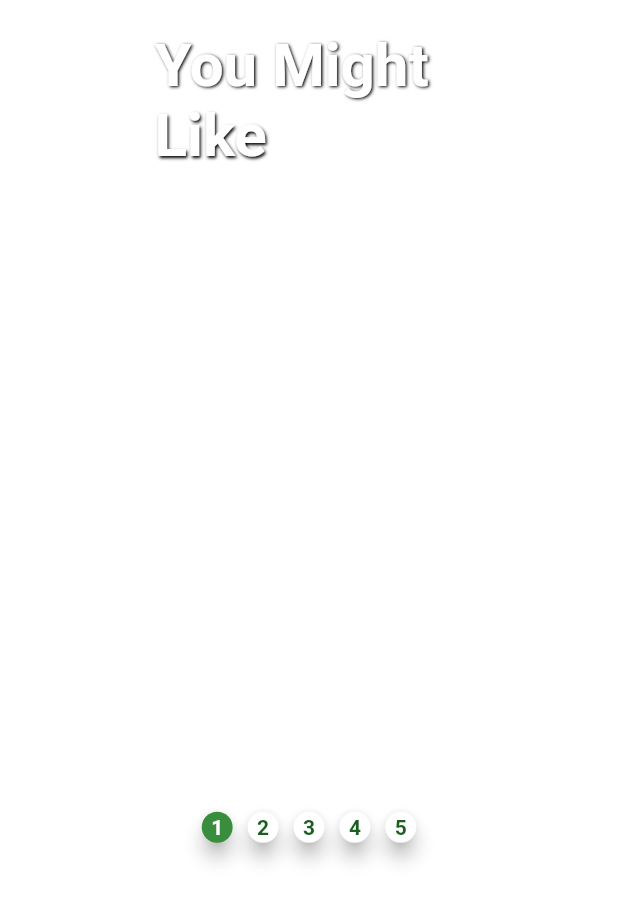
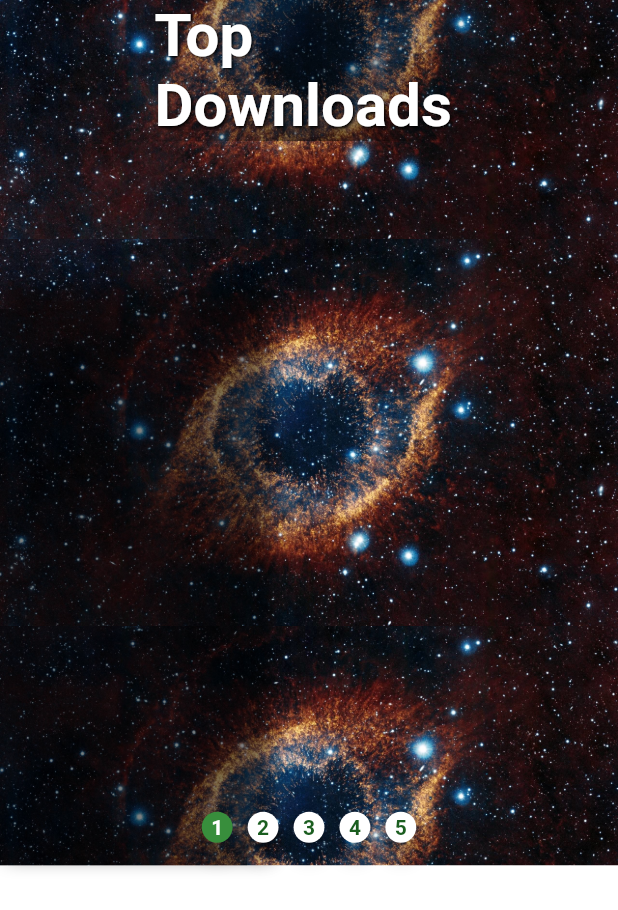
Before and after one commit to Prem-Neupane/ytsdesktop, a Flutter app: the screen it shows after launch, on a phone screen of 412 x 824 dp. Shown: the top 910 px of the screen. Run offline on Flutter 3.47's test engine with Material 2 defaults, Android fonts, the phone set to English and light mode, and no system bars; network calls fail.

Commit message:
completed top section of home page

```diff
--- a/lib/api/endpoints.dart
+++ b/lib/api/endpoints.dart
@@ -45,8 +45,14 @@ class EndPoint {
       'with_rt_rating': withRtRating
     };
 
-    http.Response response =
-        await http.get(_moviesList + _parameterRefiner(_parameters));
-    return response;
+    http.Response response;
+    try {
+      response = await http.get(_moviesList + _parameterRefiner(_parameters));
+      return response;
+    } on Exception catch (exception) {
+      print(exception);
+    } on Error catch (error) {
+      print(error);
+    }
   }
 }
--- /dev/null
+++ b/lib/screens/home/bottom_section/bottom_section.dart
@@ -0,0 +1,10 @@
+import 'package:flutter/material.dart';
+import 'package:ytsdesktop/utils/custom_shadows.dart';
+
+class BottomSection extends StatelessWidget {
+  @override
+  Widget build(BuildContext context) {
+    return Container(
+        );
+  }
+}
--- a/lib/screens/home/home.dart
+++ b/lib/screens/home/home.dart
@@ -1,5 +1,6 @@
 import 'package:flutter/material.dart';
 import 'package:provider/provider.dart';
+import 'package:ytsdesktop/screens/home/bottom_section/bottom_section.dart';
 import 'package:ytsdesktop/screens/home/home_provider.dart';
 import 'package:ytsdesktop/screens/home/top_downloads/top_downloads.dart';
 import 'package:ytsdesktop/utils/screen_dimension.dart';
@@ -28,7 +29,11 @@ class Home extends StatelessWidget {
                       height: _dimension.percent(value: 70, isHeight: true),
                       width: _dimension.width,
                       child: TopDownloads(),
-                    )
+                    ),
+                    SizedBox(
+                        // height: _dimension.percent(value: 70, isHeight: true),
+                        width: _dimension.width,
+                        child: BottomSection())
                   ],
                 ),
               ));
--- a/lib/screens/home/top_downloads/top_downloads.dart
+++ b/lib/screens/home/top_downloads/top_downloads.dart
@@ -1,5 +1,6 @@
 import 'package:flutter/material.dart';
 import 'package:provider/provider.dart';
+import 'package:ytsdesktop/api/accepted_parameter_types.dart';
 import 'package:ytsdesktop/api/endpoints.dart';
 import 'package:ytsdesktop/screens/home/top_downloads/top_downloads_provider.dart';
 import 'package:ytsdesktop/utils/custom_shadows.dart';
@@ -9,29 +10,46 @@ import 'dart:convert' as convert;
 import 'dart:math';
 
 class TopDownloads extends StatelessWidget {
+  final List<Color> colorList = [
+    Colors.blue,
+    Colors.purple,
+    Colors.teal,
+    Colors.green,
+    Colors.deepOrange,
+    Colors.cyan,
+    Colors.indigo,
+    Colors.amber[900],
+    Colors.pink,
+    Colors.yellow,
+    Colors.deepPurpleAccent
+  ];
   final ScreenDimension _dimension = ScreenDimension.instance;
 
   ///api call
   _apiCall(TopDownloadsProvider provider) async {
     Random rnd = Random();
-    http.Response response =
-        await EndPoint.moviesList(limit: 5, page: rnd.nextInt(1000));
+    http.Response response = await EndPoint.moviesList(
+        limit: 5,
+        page: rnd.nextInt(200),
+        sortBy: AcceptedParameters.sortbydownloadcount);
     if (response.statusCode == 200) {
       Map<String, dynamic> _decoded = convert.jsonDecode(response.body);
       List<String> images = [];
       List<String> title = [];
-
+      List<List<dynamic>> genres = [];
       List<String> description = [];
 
       for (var each in _decoded['data']['movies']) {
-        images.add(each['background_image_original']);
-        title.add(each['title']);
-        description.add(each['large_cover_image']);
+        images.add(each['medium_cover_image']);
+        title.add(each['title_long']);
+        description.add(each['description_full']);
+        genres.add(each['genres']);
       }
       //fill providers
       provider.setUrlList = images;
       provider.setTitleList = title;
       provider.setDescriptionList = description;
+      provider.setGenreList = genres;
 
       ///
       ///
@@ -57,20 +75,61 @@ class TopDownloads extends StatelessWidget {
               ///for movie image in background
 
               Container(
-                  alignment: Alignment.center,
                   width: _dimension.percent(value: 100, isHeight: null),
                   height: _dimension.percent(value: 70, isHeight: true),
                   child: _topDownloadsProvider.image),
 
               //popular downloads Text
               Positioned(
-                top: 20,
+                top: 0,
                 left: _dimension.percent(value: 25, isHeight: null),
                 child: Container(
                     alignment: Alignment.center,
-                    color: Colors.transparent,
+                    decoration: BoxDecoration(
+                        color: Colors.black54,
+                        gradient: LinearGradient(colors: [
+                          Colors.black12,
+                          Colors.black,
+                          Colors.black12
+
+                        ],
+                        stops: [0,0.5,1],
+                        begin: Alignment.centerLeft,end: Alignment.centerRight
+                        )),
                     width: _dimension.percent(value: 50, isHeight: false),
                     child: _popularDownloads()),
+              ),
+
+              ///transparent layer below movie details
+              Positioned(
+                bottom: 0,
+                left: 0,
+                child: Opacity(
+                  opacity: 0.5,
+                  child: Container(
+                    height: _dimension.percent(value: 45, isHeight: true),
+                    width: _dimension.percent(value: 40, isHeight: false),
+                    decoration: BoxDecoration(
+                        color: Colors.black,
+                        boxShadow: [
+                          BoxShadow(
+                              blurRadius: 10,
+                              spreadRadius: 5,
+                              color: Colors.black,
+                              offset: Offset(10, -10))
+                        ],
+                        borderRadius:
+                            BorderRadius.only(topRight: Radius.circular(20))),
+                  ),
+                ),
+              ),
+
+              ///
+              ///for movie details
+              Positioned(
+                child: _movieDetails(provider: _topDownloadsProvider),
+                left: 0,
+                bottom: 0,
               ),
 
               ///for page buttons
@@ -97,6 +156,89 @@ class TopDownloads extends StatelessWidget {
           );
         },
       ),
+    );
+  }
+
+  ///
+  ///returns movie details like description
+  ///title genre etc
+  Widget _movieDetails({@required TopDownloadsProvider provider}) {
+    return Container(
+      padding: EdgeInsets.all(10),
+      height: _dimension.percent(value: 45, isHeight: true),
+      width: _dimension.percent(value: 40, isHeight: false),
+      child: Column(
+        crossAxisAlignment: CrossAxisAlignment.start,
+        mainAxisAlignment: MainAxisAlignment.start,
+        children: [
+          ///for title
+          InkWell(
+            onTap: (){
+              //goto detailed page to download the movie
+            },
+                      child: SizedBox(
+              height: _dimension.percent(value: 10, isHeight: true),
+              child: Text(
+                provider.title[int.parse(provider.currentButton) - 1],
+                style: TextStyle(
+                    color: Colors.white,
+                    fontSize: 30,
+                    shadows: textShadow(color: Colors.green)),
+              ),
+            ),
+          ),
+
+          ///for list of genre
+          SizedBox(
+            height: _dimension.percent(value: 5, isHeight: true),
+            width: _dimension.percent(value: 50, isHeight: null),
+            child: ListView(
+              physics: BouncingScrollPhysics(),
+              scrollDirection: Axis.horizontal,
+              children: [
+                for (int i = 0;
+                    i <
+                        provider.genre[int.parse(provider.currentButton) - 1]
+                            .length;
+                    i++)
+                  _genreChip(colorList[i],
+                      provider.genre[int.parse(provider.currentButton) - 1][i])
+              ],
+            ),
+          ),
+
+          ///for description
+          SizedBox(
+            width: _dimension.percent(value: 40, isHeight: null),
+            height: _dimension.percent(value: 25, isHeight: true),
+            child: Padding(
+              padding: const EdgeInsets.all(18.0),
+              child: Text(
+                provider.description[int.parse(provider.currentButton) - 1],
+                overflow: TextOverflow.fade,
+                style: TextStyle(
+                    color: Colors.white,
+                    fontSize: 20,
+                    shadows: textShadow(color: Colors.black)),
+              ),
+            ),
+          )
+        ],
+      ),
+    );
+  }
+
+  ///returns genre
+  Widget _genreChip(Color color, String label) {
+    return Container(
+      padding: EdgeInsets.only(right: 5),
+      child: Chip(
+          backgroundColor: color,
+          label: Text(
+            label,
+            style:
+                TextStyle(color: Colors.white, fontWeight: FontWeight.normal),
+          )),
     );
   }
 
@@ -140,7 +282,7 @@ class TopDownloads extends StatelessWidget {
 
   ///returns poppular downloads text
   Text _popularDownloads() {
-    return Text('You Might Like',
+    return Text('Top Downloads',
         style: TextStyle(
             color: Colors.white,
             fontWeight: FontWeight.bold,
--- a/lib/screens/home/top_downloads/top_downloads_provider.dart
+++ b/lib/screens/home/top_downloads/top_downloads_provider.dart
@@ -1,12 +1,14 @@
 import 'package:flutter/material.dart';
 
 class TopDownloadsProvider with ChangeNotifier {
-  bool _init=false;
-  get hasInit=>_init;
-  set setInit(bool value){
-    _init=value;
+  bool _init = false;
+  get hasInit => _init;
+  set setInit(bool value) {
+    _init = value;
   }
+
   String _currentButton = '1';
+  String get currentButton => _currentButton;
   set setCurrentButton(String id) {
     _currentButton = id;
     notifyListeners();
@@ -19,7 +21,7 @@ class TopDownloadsProvider with ChangeNotifier {
 
   ///
   ///title
-  List<String> _title = [];
+  List<String> _title = ['', '', '', '', ''];
   List<String> get title => _title;
   set setTitleList(List<String> titleList) {
     _title = titleList;
@@ -28,7 +30,7 @@ class TopDownloadsProvider with ChangeNotifier {
 
   ///
   ///description
-  List<String> _description = [];
+  List<String> _description = ['', '', '', '', ''];
   List<String> get description => _description;
   set setDescriptionList(List<String> list) {
     _description = list;
@@ -37,9 +39,9 @@ class TopDownloadsProvider with ChangeNotifier {
 
   ///
   ///genre
-  List<String> _genre = [];
-  List<String> get genre => _genre;
-  set setGenreList(List<String> list) {
+  List<List<dynamic>> _genre = [[], [], [], [], []];
+  List<List<dynamic>> get genre => _genre;
+  set setGenreList(List<List<dynamic>> list) {
     _genre = list;
     notifyListeners();
   }
@@ -52,7 +54,8 @@ class TopDownloadsProvider with ChangeNotifier {
     _title = list;
     notifyListeners();
   }
-   ///
+
+  ///
   ///image urls
   List<String> _urls = [];
   List<String> get urls => _urls;
@@ -63,20 +66,34 @@ class TopDownloadsProvider with ChangeNotifier {
 
   ///
   ///image
-  Image _image;
+  Image _image = Image.asset(
+    'assets/output.png',
+    fit: BoxFit.contain,
+    repeat: ImageRepeat.repeat,
+  );
   Image get image => _image;
   set setImage(String url) {
     _image = Image.network(
       url,
       fit: BoxFit.contain,
+      repeat: ImageRepeat.repeat,
       loadingBuilder: (context, child, loaded) {
         if (loaded == null) return child;
         return loaded != null
-            ? Center(
-                child: CircularProgressIndicator(
-                  value:
-                      loaded.cumulativeBytesLoaded / loaded.expectedTotalBytes,
-                ),
+            ? Stack(
+                children: <Widget>[
+                  Image.asset(
+                    'assets/output.png',
+                    fit: BoxFit.contain,
+                    repeat: ImageRepeat.repeat,
+                  ),
+                  Center(
+                    child: CircularProgressIndicator(
+                      value: loaded.cumulativeBytesLoaded /
+                          loaded.expectedTotalBytes,
+                    ),
+                  ),
+                ],
               )
             : null;
       },
--- a/pubspec.yaml
+++ b/pubspec.yaml
@@ -49,8 +49,8 @@ flutter:
   uses-material-design: true
 
   # To add assets to your application, add an assets section, like this:
-  # assets:
-  #   - images/a_dot_burr.jpeg
+  assets:
+    - assets/output.png
   #   - images/a_dot_ham.jpeg
 
   # An image asset can refer to one or more resolution-specific "variants", see
```
Also changed, not shown: assets/output.png (added).
